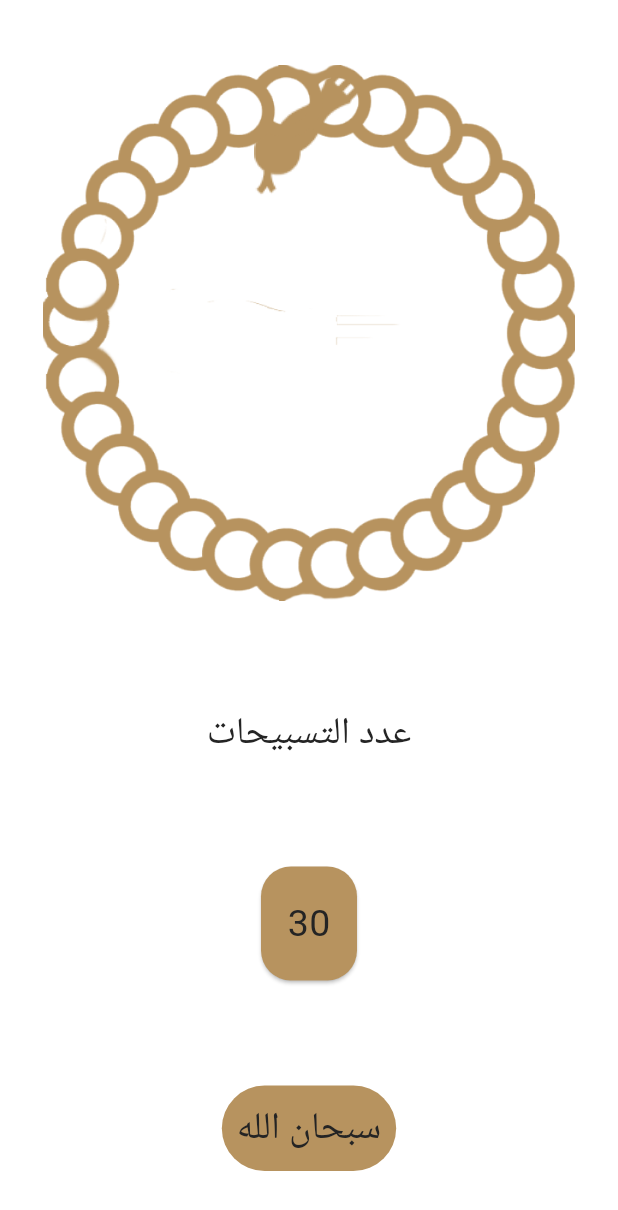
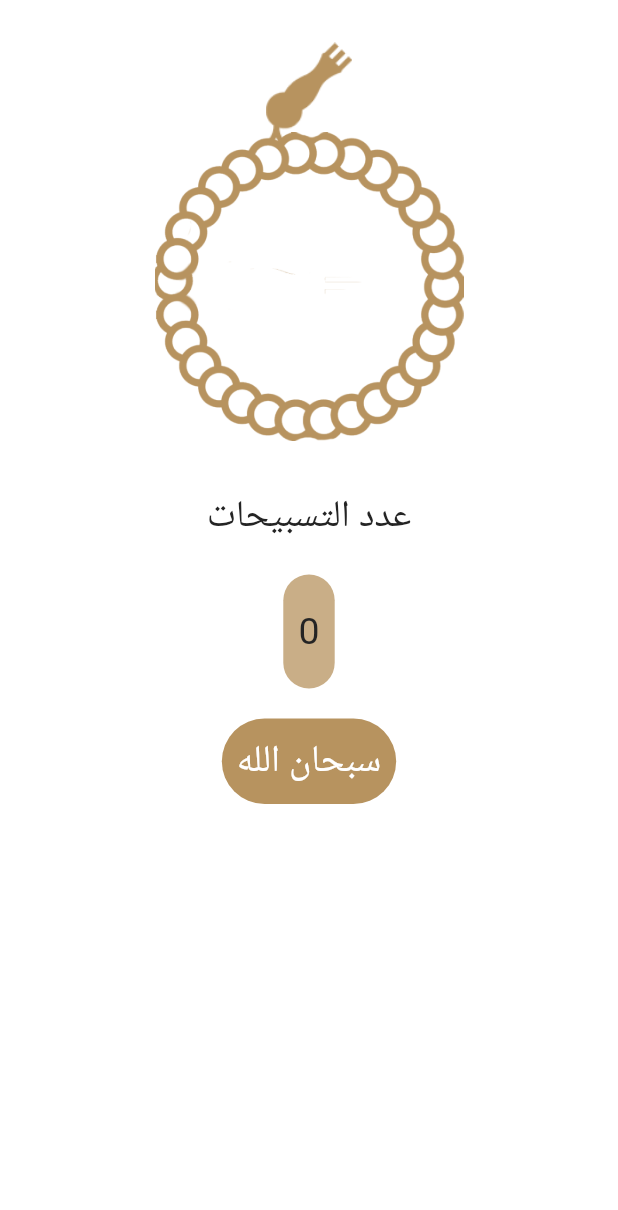
Before and after one commit to sherifHamdyAhmed93/flutter_islamic_app, a Flutter app: the SebhaScreen widget shown alone on an empty page, opened directly, on a phone screen of 412 x 824 dp. Shown: the top 1210 px of the screen. Run offline on Flutter 3.47's test engine with Material 3 defaults, Android fonts, the light colour scheme and no system bars; our stand-ins replace flutter_native_splash.

Commit message:
Finish sebha logic.

```diff
--- a/assets/files/ahadeth.txt
+++ b/assets/files/ahadeth.txt
@@ -1,4 +1,4 @@
-﻿   الحد يث الأول
+   الحد يث الأول
  عن أمـيـر المؤمنـين أبي حـفص عمر بن الخطاب رضي الله عنه ، قال : سمعت رسول الله صلى الله عـليه وسلم يـقـول : ( إنـما الأعـمـال بالنيات وإنـمـا لكـل امـرئ ما نـوى . فمن كـانت هجرته إلى الله ورسولـه فهجرتـه إلى الله ورسـوله ومن كانت هجرته لـدنيا يصـيبها أو امرأة ينكحها فهجرته إلى ما هاجر إليه ).
 رواه إمام المحد ثين أبـو عـبـد الله محمد بن إسماعـيل بن ابراهـيـم بن المغـيره بن بـرد زبه البخاري الجعـفي،[رقم:1] وابـو الحسـيـن مسلم بن الحجاج بن مـسلم القـشـيري الـنيسـابـوري [رقم :1907] رضي الله عنهما في صحيحيهما اللذين هما أصح الكتب المصنفه.
 #
--- a/lib/hadeth/hadeth_screen.dart
+++ b/lib/hadeth/hadeth_screen.dart
@@ -60,7 +60,8 @@ class _HadethScreenState extends State<HadethScreen> {
 
   void readFile() async {
     String content = await rootBundle.loadString('assets/files/ahadeth.txt');
-    List<String> list = content.split('#\r\n');
+    List<String> list = content.split('#\n');
+    print(list.length);
     for (var i = 0; i < list.length; i++) {
       List<String> hadeth = list[i].split('\n');
       String title = hadeth.removeAt(0);
--- a/lib/sebha/sebha.dart
+++ b/lib/sebha/sebha.dart
@@ -2,60 +2,150 @@ import 'package:flutter/material.dart';
 
 import '../app_colors.dart';
 
-class SebhaScreen extends StatelessWidget {
-  const SebhaScreen({super.key});
+class SebhaScreen extends StatefulWidget {
+  SebhaScreen({super.key});
+
+  @override
+  State<SebhaScreen> createState() => _SebhaScreenState();
+}
+
+class _SebhaScreenState extends State<SebhaScreen> {
+  List<String> _azkarList = [
+    'سبحان الله',
+    'الحمد لله',
+    'الله اكبر',
+  ];
+
+  int _currentZakrIndex = 0;
+  final int _maxCount = 33;
+  int _currentCount = 0;
+  double _rotationAngle = 0;
 
   @override
   Widget build(BuildContext context) {
     return Container(
-      // color: Colors.red,
+      padding: EdgeInsets.only(top: 20),
       margin: EdgeInsets.symmetric(
         horizontal: MediaQuery.of(context).size.width * 0.07,
         vertical: MediaQuery.of(context).size.width * 0.02,
       ),
       child: Column(
-        mainAxisAlignment: MainAxisAlignment.spaceAround,
+        // mainAxisAlignment: MainAxisAlignment.spaceEvenly,
         children: [
           Center(
-            child: Stack(alignment: Alignment.topCenter, children: [
-              Image.asset('assets/images/head_of_seb7a.png'),
-              Image.asset(
-                'assets/images/body_of_seb7a.png',
-                fit: BoxFit.cover,
-              )
-            ]),
+            child: Container(
+              width: MediaQuery.of(context).size.width * 0.65,
+              height: MediaQuery.of(context).size.width * 0.65,
+              child: Stack(
+                clipBehavior: Clip.none,
+                alignment: Alignment.topCenter,
+                children: [
+                  Positioned(
+                    top: 0,
+                    child: Image.asset('assets/images/head_of_seb7a.png'),
+                    width: MediaQuery.of(context).size.width * 0.2,
+                    height: MediaQuery.of(context).size.width * 0.2,
+                  ),
+                  Positioned(
+                    top: 60, // Adjust the top position as needed
+                    child: GestureDetector(
+                      onTap: _onSebaClick,
+                      child: Transform.rotate(
+                        angle: _rotationAngle,
+                        child: Image.asset(
+                          'assets/images/body_of_seb7a.png',
+                          width: MediaQuery.of(context).size.width * 0.5,
+                          height: MediaQuery.of(context).size.width * 0.5,
+                          fit: BoxFit.fill,
+                        ),
+                      ),
+                    ),
+                  ),
+                ],
+              ),
+            ),
+          ),
+          const SizedBox(
+            height: 30,
           ),
           Text(
             'عدد التسبيحات',
             textAlign: TextAlign.center,
             style: Theme.of(context).textTheme.bodyMedium,
           ),
-          ElevatedButton(
-            onPressed: () {},
+          const SizedBox(
+            height: 20,
+          ),
+          Container(
+            padding: EdgeInsets.symmetric(vertical: 20, horizontal: 10),
+            decoration: BoxDecoration(
+                color: AppColors.primaryColor.withOpacity(0.75),
+                borderRadius: BorderRadius.circular(20)),
             child: Text(
-              '30',
+              '$_currentCount',
               style: Theme.of(context).textTheme.bodyMedium,
             ),
-            style: ElevatedButton.styleFrom(
-                backgroundColor: AppColors.primaryColor,
-                padding: EdgeInsets.symmetric(vertical: 20, horizontal: 10),
-                shape: RoundedRectangleBorder(
-                  borderRadius: BorderRadius.circular(20),
-                )),
+          ),
+          const SizedBox(
+            height: 20,
           ),
           Container(
             padding: EdgeInsets.all(10),
             decoration: BoxDecoration(
                 color: AppColors.primaryColor,
                 borderRadius: BorderRadius.circular(30)),
-            child: Text(
-              'سبحان الله',
-              textAlign: TextAlign.center,
-              style: Theme.of(context).textTheme.bodyMedium,
+            child: Theme(
+              data: Theme.of(context).copyWith(
+                textTheme: Theme.of(context).textTheme.copyWith(
+                      bodyMedium: const TextStyle(
+                        color: Colors.white,
+                        fontSize: 25,
+                        fontWeight: FontWeight.w400,
+                      ),
+                    ),
+              ),
+              child: Builder(
+                builder: (context) {
+                  return Text(
+                    '${_azkarList[_currentZakrIndex]}',
+                    textAlign: TextAlign.center,
+                    style: Theme.of(context).textTheme.bodyMedium,
+                  );
+                },
+              ),
             ),
           )
         ],
       ),
     );
   }
+
+  void _onSebaClick() {
+    if (_currentCount == _maxCount) {
+      _displayNextZakr();
+    } else {
+      _rotateImage();
+    }
+    setState(() {});
+  }
+
+  void _resetCount() {
+    _currentCount = 0;
+    _rotationAngle = 0;
+  }
+
+  void _displayNextZakr() {
+    if (_currentZakrIndex == _azkarList.length - 1) {
+      _currentZakrIndex = 0;
+    } else {
+      _currentZakrIndex += 1;
+    }
+    _resetCount();
+    _rotateImage();
+  }
+
+  void _rotateImage() {
+    _currentCount++;
+    _rotationAngle = (_currentCount * 2 * 3.1415926535897932) / _maxCount;
+  }
 }
```
